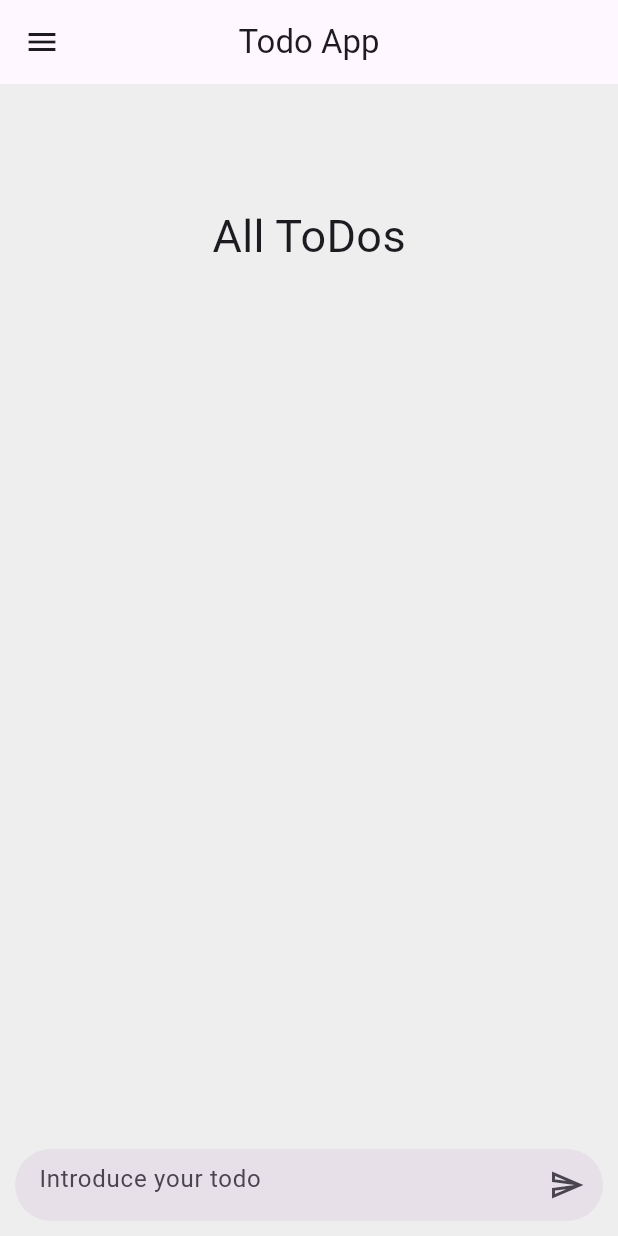
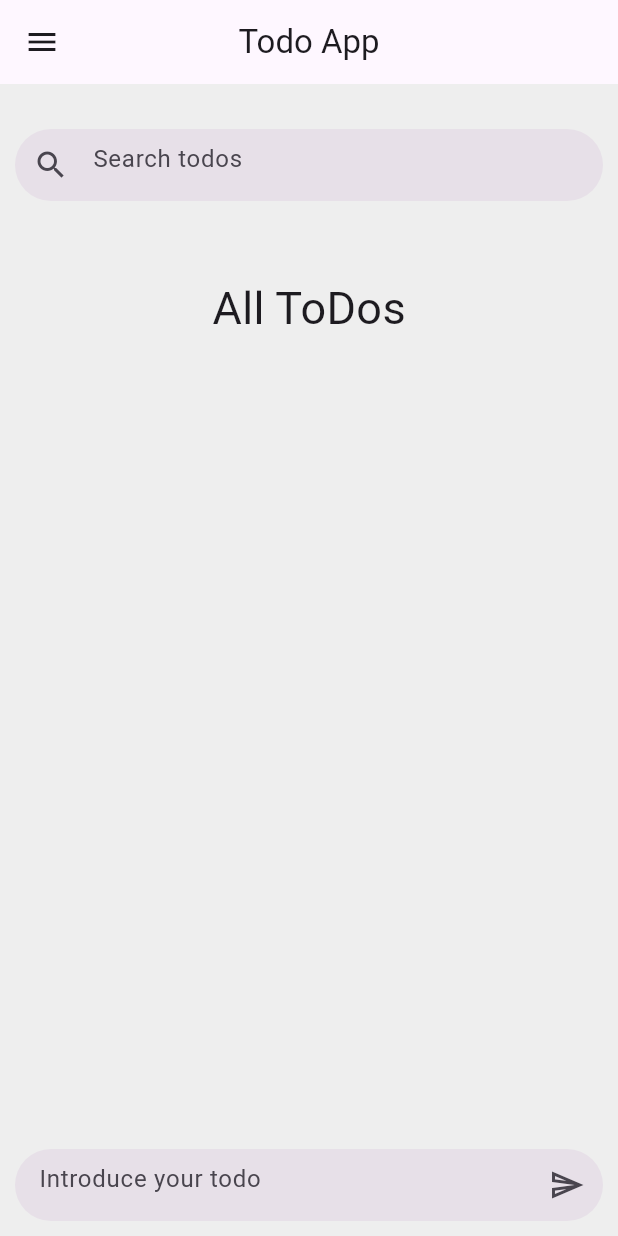
Before and after one commit to Jopt05/todo-app-flutter, a Flutter app: the screen it shows after launch, on a phone screen of 412 x 824 dp. Run offline on Flutter 3.47's test engine with Material 2 defaults, Android fonts, the phone set to English and light mode, and no system bars; our stand-ins replace animate_do.

Commit message:
Error con el searchbox

```diff
--- a/lib/presentation/screens/todo_screen.dart
+++ b/lib/presentation/screens/todo_screen.dart
@@ -1,6 +1,7 @@
 
 import 'package:flutter/material.dart';
 import 'package:flutter_todo_app/presentation/widgets/shared/message_field_box.dart';
+import 'package:flutter_todo_app/presentation/widgets/shared/search_field_box.dart';
 import 'package:flutter_todo_app/presentation/widgets/todo/todo_widget.dart';
 import 'package:flutter_todo_app/providers/todo_provider.dart';
 import 'package:provider/provider.dart';
@@ -41,18 +42,10 @@ class _TodoViewState extends State<_TodoView> {
 
     final todoProvider = context.watch<TodoProvider>();
     final textController = TextEditingController();
-    final searchController = TextEditingController();
 
     bool isEditing = false;
     String todoToModify = '';
-
-    void _sendEdit(String text) {
-
-      isEditing = true;
-      todoToModify = text;
-      textController.text = todoToModify;
-
-    }
+    String actualSearch = '';
 
     return SafeArea(
       child: Container(
@@ -65,6 +58,12 @@ class _TodoViewState extends State<_TodoView> {
             children: [
               const SizedBox(
                 height: 30,
+              ),
+
+              SearchFieldBox(
+                onValue: (value) {
+                  actualSearch = value;
+                },
               ),
 
               const SizedBox(
@@ -102,7 +101,9 @@ class _TodoViewState extends State<_TodoView> {
                       },
                       completed: newTodo.completed,
                       onEdit: (value) {
-                        _sendEdit(value);
+                        isEditing = true;
+                        todoToModify = value;
+                        textController.text = value;
                       },
                     );
                   },
--- /dev/null
+++ b/lib/presentation/widgets/shared/search_field_box.dart
@@ -0,0 +1,48 @@
+import 'package:flutter/material.dart';
+
+class SearchFieldBox extends StatelessWidget {
+
+  final ValueChanged<String> onValue;
+
+  SearchFieldBox({
+    super.key,
+    required this.onValue
+  });
+
+  @override
+  Widget build(BuildContext context) {
+
+    final FocusNode focusNode = FocusNode();
+    final textController = TextEditingController();
+
+    final outlineInputBorder = UnderlineInputBorder(
+      borderSide: const BorderSide(
+        color: Colors.transparent
+      ),
+      borderRadius: BorderRadius.circular(40)
+    );
+
+    final inputDecoration = InputDecoration(
+      hintText: 'Search todos',
+        enabledBorder: outlineInputBorder,
+        focusedBorder: outlineInputBorder,
+        filled: true,
+        prefixIcon: const Icon(
+          Icons.search
+        ),
+      );
+
+    return TextFormField(
+      onTapOutside: (event) {
+        focusNode.unfocus();
+      },
+      focusNode: focusNode,
+      controller: textController,
+      decoration: inputDecoration,
+      onChanged: (value) {
+        final newValue = textController.value.text;
+        onValue(newValue);
+      },
+    );
+  }
+}
```
